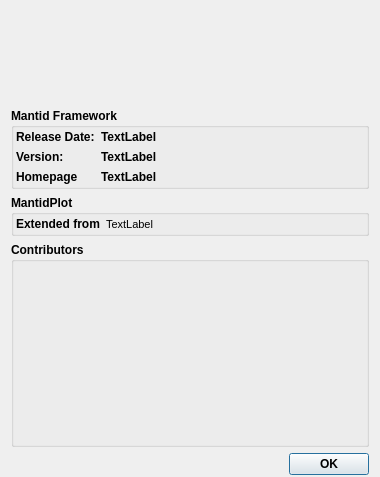
Qt form Code/Mantid/MantidPlot/src/Mantid/MantidAbout.ui (mantidproject/mantid) before a commit.
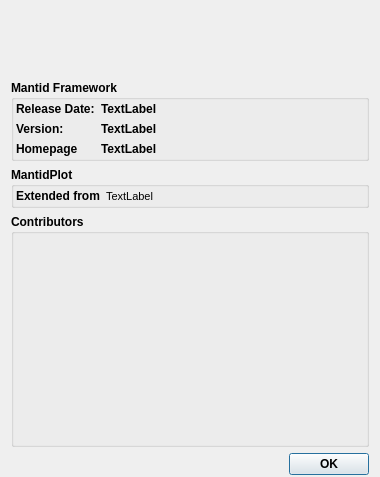
The same form after that commit. Icons and pictures are not drawn.

Patch:
```diff
--- a/Code/Mantid/MantidPlot/src/Mantid/MantidAbout.ui
+++ b/Code/Mantid/MantidPlot/src/Mantid/MantidAbout.ui
@@ -25,64 +25,9 @@
    <property name="bottomMargin" >
     <number>2</number>
    </property>
-   <item row="0" column="0" >
-    <layout class="QGridLayout" name="gridLayout_3" >
-     <item row="1" column="0" >
-      <spacer name="horizontalSpacer_2" >
-       <property name="orientation" >
-        <enum>Qt::Horizontal</enum>
-       </property>
-       <property name="sizeHint" stdset="0" >
-        <size>
-         <width>40</width>
-         <height>20</height>
-        </size>
-       </property>
-      </spacer>
-     </item>
-     <item row="1" column="2" >
-      <spacer name="horizontalSpacer_4" >
-       <property name="orientation" >
-        <enum>Qt::Horizontal</enum>
-       </property>
-       <property name="sizeHint" stdset="0" >
-        <size>
-         <width>40</width>
-         <height>20</height>
-        </size>
-       </property>
-      </spacer>
-     </item>
-     <item row="1" column="1" >
-      <widget class="QLabel" name="mantidPlotLogo" >
-       <property name="minimumSize" >
-        <size>
-         <width>223</width>
-         <height>100</height>
-        </size>
-       </property>
-       <property name="maximumSize" >
-        <size>
-         <width>184</width>
-         <height>100</height>
-        </size>
-       </property>
-       <property name="text" >
-        <string/>
-       </property>
-       <property name="pixmap" >
-        <pixmap resource="../../../Images/images.qrc" >:/Mantid_Logo_Transparent_Cropped.png</pixmap>
-       </property>
-       <property name="scaledContents" >
-        <bool>true</bool>
-       </property>
-      </widget>
-     </item>
-    </layout>
-   </item>
-   <item row="4" column="0" >
-    <widget class="QDialogButtonBox" name="buttonBox" >
-     <property name="orientation" >
+   <item row="4" column="0">
+    <widget class="QDialogButtonBox" name="buttonBox">
+     <property name="orientation">
       <enum>Qt::Horizontal</enum>
      </property>
      <property name="standardButtons" >
@@ -431,6 +376,61 @@
      </layout>
     </widget>
    </item>
+   <item row="0" column="0">
+    <layout class="QGridLayout" name="gridLayout_3">
+     <item row="1" column="0">
+      <spacer name="horizontalSpacer_2">
+       <property name="orientation">
+        <enum>Qt::Horizontal</enum>
+       </property>
+       <property name="sizeHint" stdset="0">
+        <size>
+         <width>40</width>
+         <height>20</height>
+        </size>
+       </property>
+      </spacer>
+     </item>
+     <item row="1" column="2">
+      <spacer name="horizontalSpacer_4">
+       <property name="orientation">
+        <enum>Qt::Horizontal</enum>
+       </property>
+       <property name="sizeHint" stdset="0">
+        <size>
+         <width>40</width>
+         <height>20</height>
+        </size>
+       </property>
+      </spacer>
+     </item>
+     <item row="1" column="1">
+      <widget class="QLabel" name="mantidPlotLogo">
+       <property name="minimumSize">
+        <size>
+         <width>340</width>
+         <height>72</height>
+        </size>
+       </property>
+       <property name="maximumSize">
+        <size>
+         <width>340</width>
+         <height>72</height>
+        </size>
+       </property>
+       <property name="text">
+        <string/>
+       </property>
+       <property name="pixmap">
+        <pixmap>../../../Images/Mantid_Logo_Transparent_Cropped.png</pixmap>
+       </property>
+       <property name="scaledContents">
+        <bool>true</bool>
+       </property>
+      </widget>
+     </item>
+    </layout>
+   </item>
   </layout>
  </widget>
  <resources>
```
Left out of the diff: 264 changed lines with no effect on the pictures.
